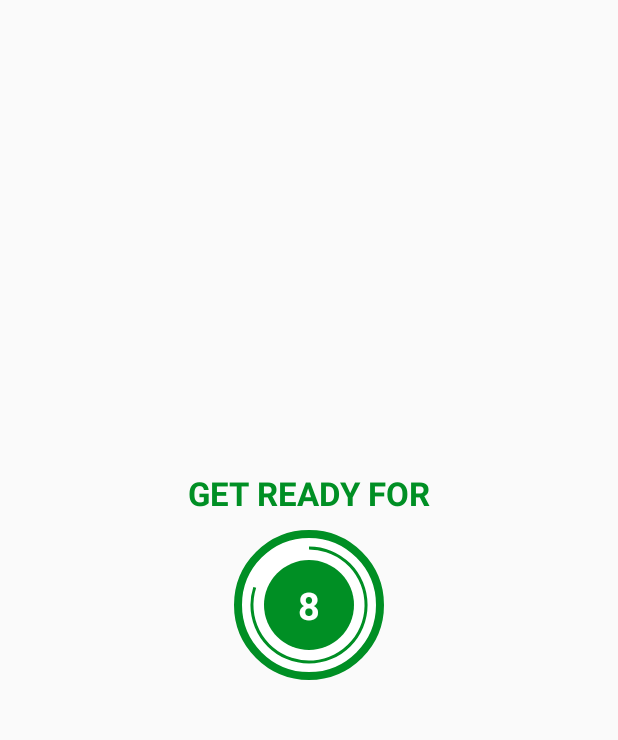
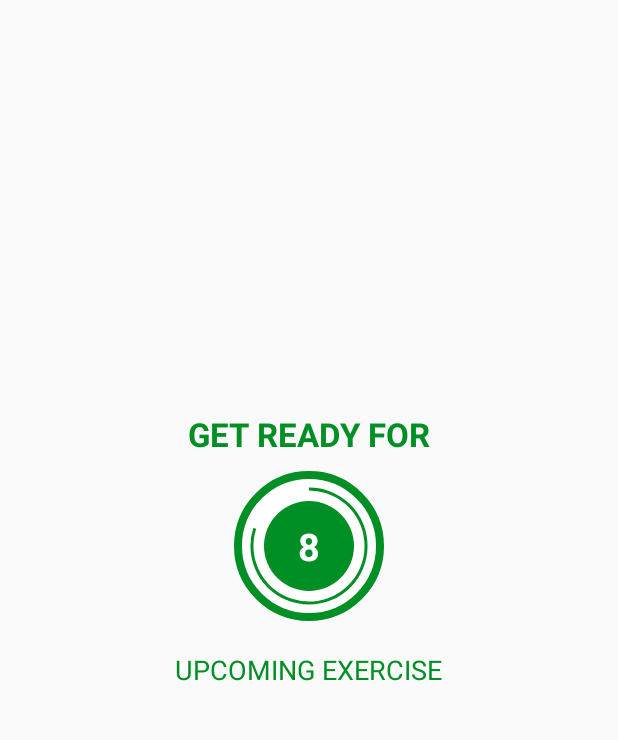
Before and after one commit to jhill1971/SevenMinuteWorkout, an Android app: the ExerciseActivity screen opened directly, with no data from a screen before it, on a phone screen of 412 x 824 dp, the part 84-824 px from its top. Run offline under Robolectric (Android 15) with nearby library versions, the phone set to English and light mode, and no system bars; 2 statements that could not run were skipped.

Commit message:
Exercises added. Transitions function properly.

```diff
--- a/app/src/main/res/layout/activity_exercise.xml
+++ b/app/src/main/res/layout/activity_exercise.xml
@@ -69,6 +69,24 @@
                     tools:text="10" />
             </LinearLayout>
         </FrameLayout>
+
+        <TextView
+            android:layout_width="wrap_content"
+            android:layout_height="wrap_content"
+            android:text="UPCOMING EXERCISE"
+            android:layout_marginTop="20dp"
+            android:textColor="@color/colorAccent"
+            android:textSize="18sp" />
+
+        <TextView
+            android:id="@+id/tv_upcomingExercise"
+            android:layout_width="wrap_content"
+            android:layout_height="wrap_content"
+            android:layout_marginTop="5dp"
+            tools:text="Jumping Jacks"
+            android:textColor="@color/black"
+            android:textSize="22sp"
+            android:textStyle="bold" />
     </LinearLayout>
 
     <!-- View for Exercise progress bar and countdown -->
@@ -81,7 +99,17 @@
         android:orientation="vertical"
         android:visibility="visible">
 
+        <ImageView
+            android:id="@+id/iv_image"
+            android:layout_width="match_parent"
+            android:contentDescription="exercise image"
+            android:layout_height="0dp"
+            android:scaleType="fitXY"
+            android:layout_weight="1"
+            android:src="@drawable/ic_jumping_jacks"/>
+
         <TextView
+            android:id="@+id/tv_ExerciseName"
             android:layout_width="wrap_content"
             android:layout_height="wrap_content"
             android:text="Exercise Name"
```
Also changed, not shown: app/src/main/java/com/jameshill/sevenminuteworkout/ExerciseActivity.kt (+17 -6 lines).
